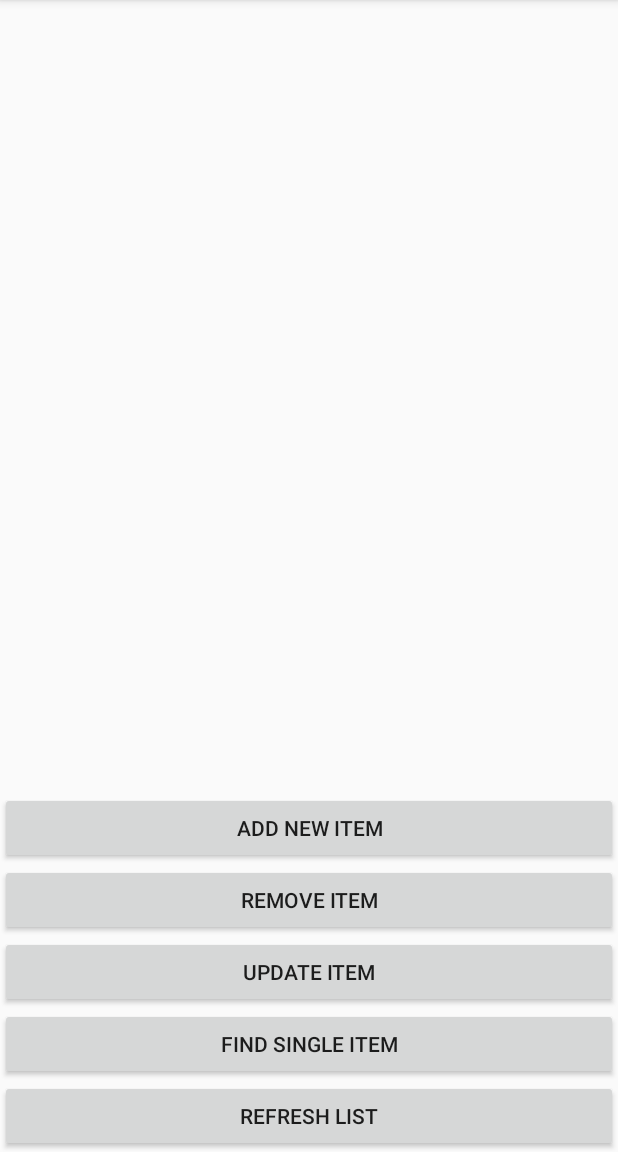
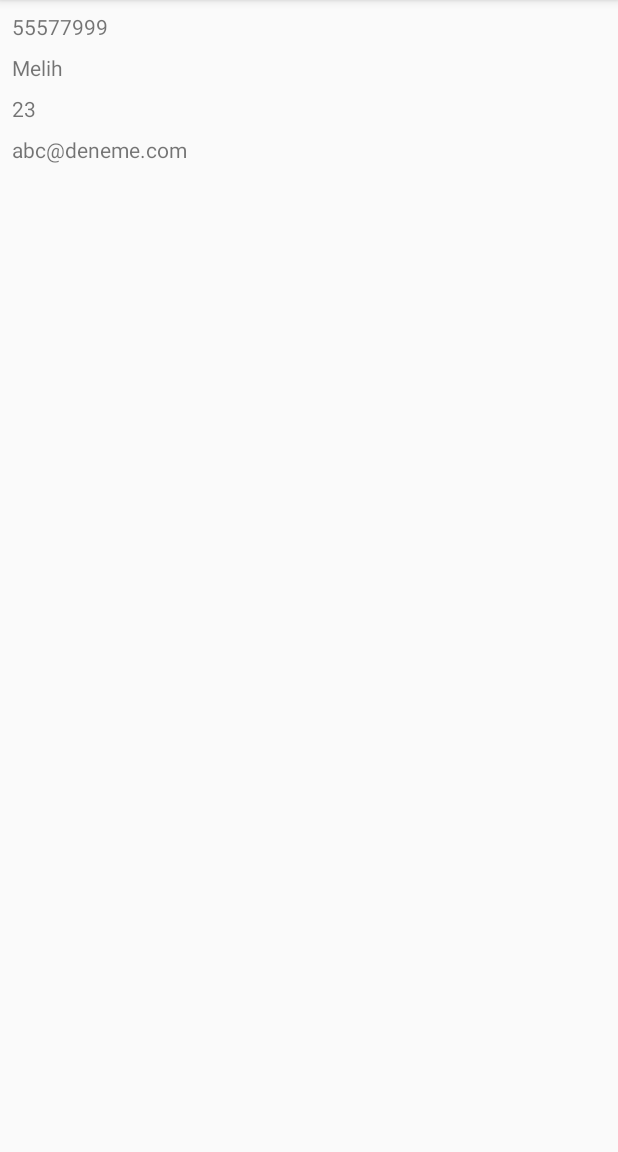
Before and after one commit to HexadecimalBeard/RoomDBSample, an Android app: the screen it shows after launch (MainActivity), on a phone screen of 412 x 824 dp, the part 84-1236 px from its top. Run offline under Robolectric (Android 15) with nearby library versions, the phone set to English and light mode, and no system bars; our stand-ins replace Room's generated code.

Commit message:
Room DB add, remove, update list added.

```diff
--- a/app/src/main/java/com/hexadecimal/roomdbsample/MainActivity.kt
+++ b/app/src/main/java/com/hexadecimal/roomdbsample/MainActivity.kt
@@ -2,11 +2,75 @@ package com.hexadecimal.roomdbsample
 
 import androidx.appcompat.app.AppCompatActivity
 import android.os.Bundle
+import android.util.Log
+import androidx.recyclerview.widget.LinearLayoutManager
+import com.hexadecimal.roomdbsample.adapter.ContactListAdapter
+import com.hexadecimal.roomdbsample.dao.ContactInfoDao
+import com.hexadecimal.roomdbsample.db.ContactInfoDB
+import com.hexadecimal.roomdbsample.entity.ContactInfoEntity
+import kotlinx.android.synthetic.main.activity_main.*
+import kotlin.concurrent.thread
 
 class MainActivity : AppCompatActivity() {
 
     override fun onCreate(savedInstanceState: Bundle?) {
         super.onCreate(savedInstanceState)
         setContentView(R.layout.activity_main)
+
+        // db class indan islemlere baslayacagiz
+        // database i olusturdugumuz classdan bir metodu cagirdik
+        val contactInfoDB = ContactInfoDB.getInstance(this)
+
+        // ilgili instance degiskeni nullable oldugu icin ? koyduk
+        // interface i geri dondurdu, bu interface in metodlarini olusturabiliyoruz
+        val contactInfoDao = contactInfoDB?.getContactInfoDao()
+
+        // id degerine default 0 verdik o yuzden istemedi
+        val contactInfoEntity = ContactInfoEntity(
+            phoneNumber = "55577999",
+            contactName = "Melih",
+            contactAge = 23,
+            contactEmail = "abc@deneme.com"
+        )
+
+        val contactInfoEntity2 = ContactInfoEntity(
+            phoneNumber = "55577999",
+            contactName = "Kenan",
+            contactAge = 23,
+            contactEmail = "abc@deneme.com"
+        )
+
+        Thread() {
+            kotlin.run {
+                // ekleyecegim kolonda degerler olması icin parametreyi verdik
+                contactInfoDao?.addNewItem(contactInfoEntity)
+                contactInfoDao?.addNewItem(contactInfoEntity2)
+            }
+        }.start()
+
+        var allContactList: List<ContactInfoEntity>? = null
+        thread(start = true) {
+
+            allContactList = contactInfoDao?.getAllList()
+            recyclerTodoList.adapter = ContactListAdapter(allContactList!!) { contactInfoEntity ->
+
+                var newContactList: List<ContactInfoEntity>? = null
+                thread(start = true) {
+
+                    contactInfoDao?.removeItem(contactInfoEntity)
+
+                    newContactList = contactInfoDao?.getAllList()
+
+                    runOnUiThread {
+                        // kendi adapter imiz oldugu icin kendi adapter imiz olacak sekilde cast ettik
+                        (recyclerTodoList.adapter as ContactListAdapter).setNewItem(newContactList!!)
+                    }
+
+                }
+
+            }
+            recyclerTodoList.layoutManager = LinearLayoutManager(this)
+        }
     }
+
 }
--- /dev/null
+++ b/app/src/main/java/com/hexadecimal/roomdbsample/adapter/ContactListAdapter.kt
@@ -0,0 +1,36 @@
+package com.hexadecimal.roomdbsample.adapter
+
+import android.view.ViewGroup
+import androidx.recyclerview.widget.RecyclerView
+import com.hexadecimal.roomdbsample.entity.ContactInfoEntity
+
+
+// Created by Melih KOK
+// kokmelih@gmail.com
+// 21.04.2019 - 13:05
+
+// high order function un geri donus degeri olmadigi icin -> Unit seklinde kullandik
+class ContactListAdapter(
+    private var contactInfoList: List<ContactInfoEntity>,
+    private val onClickListener: (contactInfoEntity: ContactInfoEntity) -> Unit
+) : RecyclerView.Adapter<ContactListViewHolder>() {
+
+
+    override fun onCreateViewHolder(parent: ViewGroup, viewType: Int): ContactListViewHolder =
+        ContactListViewHolder(parent)
+
+    override fun getItemCount(): Int = contactInfoList.size
+
+    override fun onBindViewHolder(holder: ContactListViewHolder, position: Int) {
+
+        holder.bind(contactInfoList[position], onClickListener)
+    }
+
+    fun setNewItem(contactInfoList: List<ContactInfoEntity>){
+
+        // disaridan gelen listeyi benim constructor dan gelen listeye esitledik
+        this.contactInfoList = contactInfoList
+        notifyDataSetChanged()
+    }
+
+}
--- /dev/null
+++ b/app/src/main/java/com/hexadecimal/roomdbsample/adapter/ContactListViewHolder.kt
@@ -0,0 +1,40 @@
+package com.hexadecimal.roomdbsample.adapter
+
+import android.view.LayoutInflater
+import android.view.ViewGroup
+import android.widget.TextView
+import androidx.recyclerview.widget.RecyclerView
+import com.hexadecimal.roomdbsample.R
+import com.hexadecimal.roomdbsample.entity.ContactInfoEntity
+
+
+// Created by Melih KOK
+// kokmelih@gmail.com
+// 21.04.2019 - 12:44
+
+class ContactListViewHolder(parent : ViewGroup)
+    : RecyclerView.ViewHolder(
+    LayoutInflater.from(parent.context).inflate((
+            R.layout.adapter_item_contact_list), parent, false)){
+
+    private val txtPhoneNumber : TextView by lazy { itemView.findViewById<TextView>(R.id.txtPhoneNumber) }
+    private val txtContactName : TextView by lazy { itemView.findViewById<TextView>(R.id.txtName) }
+    private val txtContactAge : TextView by lazy { itemView.findViewById<TextView>(R.id.txtAge) }
+    private val txtContactEmail : TextView by lazy { itemView.findViewById<TextView>(R.id.txtEmail) }
+
+    // onClick icin high order function yazdik
+    fun bind(contactInfoEntity: ContactInfoEntity, onClickListener: (contactInfoEntity: ContactInfoEntity) -> Unit){
+
+        txtPhoneNumber.text = contactInfoEntity.phoneNumber
+        txtContactName.text = contactInfoEntity.contactName
+        // entity class icinde Int olarak tanimlandigi icin toString kullandik
+        txtContactAge.text = contactInfoEntity.contactAge.toString()
+        txtContactEmail.text = contactInfoEntity.contactEmail
+
+        itemView.setOnClickListener {
+
+            onClickListener(contactInfoEntity)
+        }
+    }
+
+}
--- a/app/src/main/java/com/hexadecimal/roomdbsample/dao/ContactInfoDao.kt
+++ b/app/src/main/java/com/hexadecimal/roomdbsample/dao/ContactInfoDao.kt
@@ -1,5 +1,6 @@
 package com.hexadecimal.roomdbsample.dao
 
+import android.os.FileObserver.DELETE
 import androidx.room.*
 import com.hexadecimal.roomdbsample.entity.ContactInfoEntity
 
@@ -11,7 +12,8 @@ import com.hexadecimal.roomdbsample.entity.ContactInfoEntity
 @Dao
 interface ContactInfoDao {
 
-    @Insert
+    // eger ekleme sirasinda cakisma olursa yeni eklenen datayi eskisinin uzerine yazar
+    @Insert(onConflict = OnConflictStrategy.REPLACE)
     // eklenecek item i parametre olarak verdik
     fun addNewItem(contactInfoEntity: ContactInfoEntity)
 
@@ -22,13 +24,16 @@ interface ContactInfoDao {
     fun updateItem(contactInfoEntity: ContactInfoEntity)
 
     // bu fonk. sonuc donecek, tek bir item donecek
-    @Query("SELECT * FROM contact_table WHERE id = :id")
+    @Query("SELECT * FROM contact_table WHERE _id = :id")
     // hangi ozellige gore arama yapacaksan buna o ozelligi parametre olarak gecir
     fun findSingleItem(id: Int): ContactInfoEntity
 
     // bu fonk. sonuc donecek, array list olarak
     @Query("SELECT * FROM contact_table")
-    fun getAllList(): ArrayList<ContactInfoEntity>
+    fun getAllList(): List<ContactInfoEntity>
+
+    @Query("DELETE FROM contact_table")
+    fun deleteAllTable()
 
 
 }
--- a/app/src/main/java/com/hexadecimal/roomdbsample/db/ContactInfoDB.kt
+++ b/app/src/main/java/com/hexadecimal/roomdbsample/db/ContactInfoDB.kt
@@ -1,6 +1,8 @@
 package com.hexadecimal.roomdbsample.db
 
+import android.content.Context
 import androidx.room.Database
+import androidx.room.Room
 import androidx.room.RoomDatabase
 import com.hexadecimal.roomdbsample.dao.ContactInfoDao
 import com.hexadecimal.roomdbsample.entity.ContactInfoEntity
@@ -17,10 +19,41 @@ import com.hexadecimal.roomdbsample.entity.ContactInfoEntity
 // yeni version farklı oldu, boyle bir durumda version numarasini degistir
 // DB de yapisal degisiklik var, DB yi yüklerken bunu uygulaman lazim
 
+// abstract class yaptik ki disaridan nesne olusturulamasin
+// eger class i abstract yapmasaydik primary constructor i private olarak tanimlamak lazım
+// class ContactInfoDB private constructor(): RoomDatabase() seklinde kullanmaliydik
 @Database(entities = [ContactInfoEntity::class], version = 1)
+// hangi entity ler kullanilacaksa onu verdik
 abstract class ContactInfoDB : RoomDatabase() {
 
+    // eger bir metodun body si yoksa bastract olmak zorundadır
+    abstract fun getContactInfoDao(): ContactInfoDao
 
-    abstract fun getDao(): ContactInfoDao
+    // bir singleton yapi hazirladik, instance sadece bir defa olusturulsun
+    companion object {
+        // bu metod icerisindeki degiskenler ve metodlar class isminden sonra nokta koyarak erisilebilir
+        private var INSTANCE: ContactInfoDB? = null
 
+        fun getInstance(context: Context): ContactInfoDB? {
+            if (INSTANCE == null) {
+                // eger uygulamanın daha hızlı calismasini istiyorsan paralel programlama yapman gerekiyor
+                // elindeki islem yukunu cekirdeklere paylastirinca islemler daha hızlı calisiyor
+                // bu islemcilerin yaptigi islemlerden diger thread lerin haberdar olmasi lazim
+                // herhangi bir metodun veya sinifin uzerinde ifade varsa
+                // synchronized classlar veya metodlar uzerinde kullanilir
+                // bu parantez icindeki islemi sadece ayni anda bir thread yapar
+                synchronized(ContactInfoDB::class) {
+                    INSTANCE = Room.databaseBuilder(
+                        context.applicationContext,
+                        // yaratilacak olan database e isim verdik
+                        ContactInfoDB::class.java, "contact_info_database"
+                    )
+                        .fallbackToDestructiveMigration()
+                        .build()
+                }
+            }
+            // bu instance ile DAO ya eriseceksin ve icindeki metodlari kullanabileceksin
+            return INSTANCE
+        }
+    }
 }
--- a/app/src/main/java/com/hexadecimal/roomdbsample/db/DatabaseClient.kt
+++ /dev/null
@@ -1,34 +0,0 @@
-package com.hexadecimal.roomdbsample.db
-
-import android.content.Context
-import androidx.room.Room
-
-
-// Created by Melih KOK
-// kokmelih@gmail.com
-// 20.04.2019 - 13:47
-
-class DatabaseClient {
-
-    companion object {
-        var INSTANCE: ContactInfoDB? = null
-
-        fun getAppDataBase(context: Context): ContactInfoDB? {
-            if (INSTANCE == null) {
-                synchronized(ContactInfoDB::class) {
-                    INSTANCE =
-                        Room.databaseBuilder(
-                            context.applicationContext,
-                            ContactInfoDB::class.java,
-                            "myDB"
-                        ).build()
-                }
-            }
-            return INSTANCE
-        }
-
-        fun destroyDataBase() {
-            INSTANCE = null
-        }
-    }
-}
--- a/app/src/main/java/com/hexadecimal/roomdbsample/entity/ContactInfoEntity.kt
+++ b/app/src/main/java/com/hexadecimal/roomdbsample/entity/ContactInfoEntity.kt
@@ -1,5 +1,6 @@
 package com.hexadecimal.roomdbsample.entity
 
+import androidx.annotation.NonNull
 import androidx.room.ColumnInfo
 import androidx.room.Entity
 import androidx.room.PrimaryKey
@@ -9,12 +10,13 @@ import androidx.room.PrimaryKey
 // kokmelih@gmail.com
 // 20.04.2019 - 13:08
 
-@Entity
+// dao class inda tabloyu yazdigin yerle aynı isimde tablo ismi vermelisin
+@Entity(tableName = "contact_table")
 data class ContactInfoEntity(
 
     // id degerini otomatik olarak arttıracak
-    @PrimaryKey(autoGenerate = true)
-    val id: Int,
+    @PrimaryKey(autoGenerate = true) @NonNull
+    val _id: Int = 0,
 
     // Column Info tablodaki isme karsilik gelir, nameden sonraki eleman
     // burada yazilan sutun degerleri, her yazdıgında bir sutuna ekleyecek
--- a/app/src/main/res/layout/activity_main.xml
+++ b/app/src/main/res/layout/activity_main.xml
@@ -1,47 +1,16 @@
 <?xml version="1.0" encoding="utf-8"?>
-<LinearLayout xmlns:android="http://schemas.android.com/apk/res/android"
+<FrameLayout xmlns:android="http://schemas.android.com/apk/res/android"
     xmlns:app="http://schemas.android.com/apk/res-auto"
     xmlns:tools="http://schemas.android.com/tools"
     android:layout_width="match_parent"
-    android:layout_height="match_parent"
+    android:layout_height="wrap_content"
     android:orientation="vertical"
     tools:context=".MainActivity">
 
     <androidx.recyclerview.widget.RecyclerView
         android:id="@+id/recyclerTodoList"
         android:layout_width="match_parent"
-        android:layout_weight="1"
-        android:layout_height="match_parent"
-        android:layout_above="@id/btnAddNewItem"/>
+        android:layout_height="match_parent" />
 
-    <Button
-        android:id="@+id/btnAddNewItem"
-        android:layout_width="match_parent"
-        android:layout_height="wrap_content"
-        android:text="Add New Item"/>
 
-    <Button
-        android:id="@+id/btnRemoveItem"
-        android:layout_width="match_parent"
-        android:layout_height="wrap_content"
-        android:text="Remove Item"/>
-
-    <Button
-        android:id="@+id/btnUpdateItem"
-        android:layout_width="match_parent"
-        android:layout_height="wrap_content"
-        android:text="Update Item"/>
-
-    <Button
-        android:id="@+id/btnFindItem"
-        android:layout_width="match_parent"
-        android:layout_height="wrap_content"
-        android:text="Fınd Sıngle Item"/>
-
-    <Button
-        android:id="@+id/btnRefreshItem"
-        android:layout_width="match_parent"
-        android:layout_height="wrap_content"
-        android:text="Refresh Lıst"/>
-
-</LinearLayout>
+</FrameLayout>
--- /dev/null
+++ b/app/src/main/res/layout/adapter_item_contact_list.xml
@@ -0,0 +1,32 @@
+<?xml version="1.0" encoding="utf-8"?>
+<LinearLayout xmlns:android="http://schemas.android.com/apk/res/android"
+    android:layout_width="match_parent"
+    android:layout_height="match_parent"
+    android:padding="8dp"
+    android:orientation="vertical">
+
+    <TextView
+        android:id="@+id/txtPhoneNumber"
+        android:layout_width="match_parent"
+        android:layout_height="wrap_content"
+        android:layout_marginBottom="8dp"/>
+
+    <TextView
+        android:id="@+id/txtName"
+        android:layout_width="match_parent"
+        android:layout_height="wrap_content"
+        android:layout_marginBottom="8dp"/>
+
+    <TextView
+        android:id="@+id/txtAge"
+        android:layout_width="match_parent"
+        android:layout_height="wrap_content"
+        android:layout_marginBottom="8dp"/>
+
+    <TextView
+        android:id="@+id/txtEmail"
+        android:layout_width="match_parent"
+        android:layout_height="wrap_content"
+        android:layout_marginBottom="8dp"/>
+
+</LinearLayout>
```
